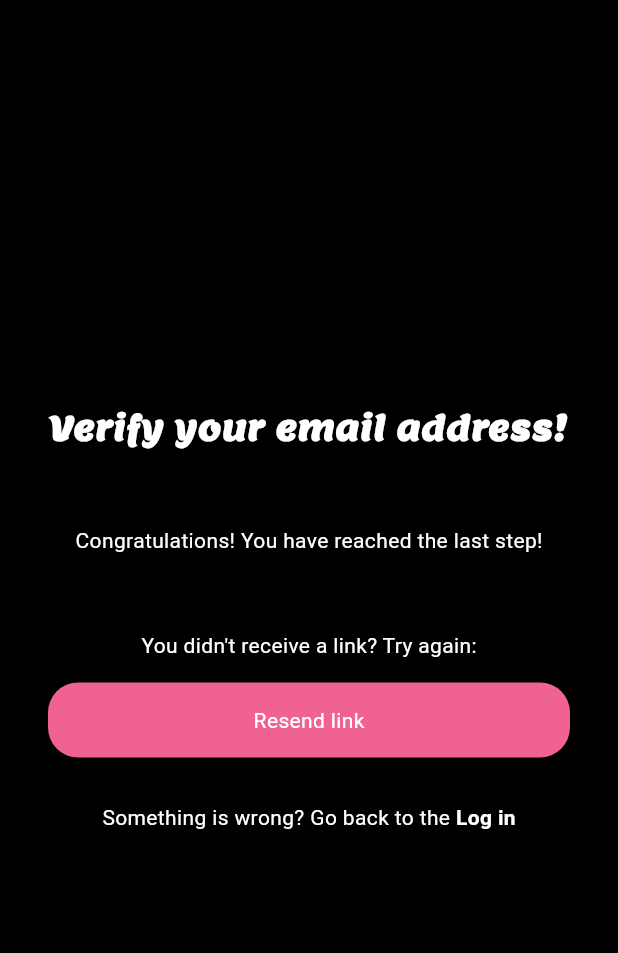
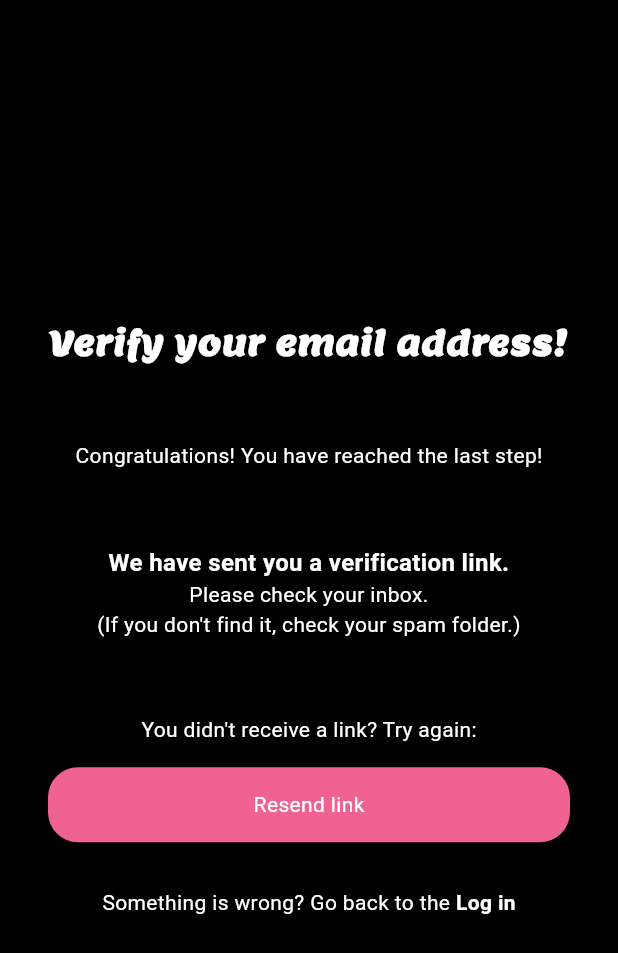
Before and after one commit to cschiappa/pets_social, a Flutter app: the EmailVerificationScreen screen opened by its route, on a phone screen of 412 x 824 dp. Shown: the top 953 px of the screen. Run offline on Flutter 3.47's test engine with Material 3 defaults, Android fonts, the phone set to English and light mode, and no system bars; our stand-ins replace cached_network_image, carousel_slider, cloud_firestore, easy_localization, firebase_auth, firebase_core and 16 more; missing offline and left inert: video_thumbnail; accounts and stored records are empty; generated files the repository leaves out were written again; project files that could hold a hidden picture were left out.

Commit message:
fixed bugs

```diff
--- a/assets/l10n/de-DE.json
+++ b/assets/l10n/de-DE.json
@@ -24,6 +24,10 @@
     "showLess": "Weniger anzeigen",
     "profileCreated": "Profil erfolgreich erstellt!",
     "tagsUpdatedSuccessfully": "Tags erfolgreich aktualisiert!",
+
+    "weSentYouVerificationLink": "Wir haben Ihnen einen Bestätigungslink gesendet.",
+    "checkYourInbox": "Bitte überprüfen Sie Ihren Posteingang.",
+    "checkYourSpamFolder": "(Wenn Sie ihn nicht finden, überprüfen Sie Ihren Spam-Ordner.)",
 
     "removePicture": "Bild entfernen",
     "areYouSureYouWantToDoThis": "Bist du sicher, dass du das tun möchtest?",
--- a/assets/l10n/en-GB.json
+++ b/assets/l10n/en-GB.json
@@ -24,6 +24,10 @@
     "showLess": "Show less",
     "profileCreated": "Profile created successfully!",
     "tagsUpdatedSuccessfully": "Tags updated successfully!",
+
+    "weSentYouVerificationLink": "We have sent you a verification link.",
+    "checkYourInbox": "Please check your inbox.",
+    "checkYourSpamFolder": "(If you don't find it, check your spam folder.)",
 
     "removePicture": "Remove Picture",
     "areYouSureYouWantToDoThis": "Are you sure you want to do this?",
--- a/assets/l10n/es-ES.json
+++ b/assets/l10n/es-ES.json
@@ -24,6 +24,10 @@
     "showLess": "Mostrar menos",
     "profileCreated": "¡Perfil creado exitosamente!",
     "tagsUpdatedSuccessfully": "¡Etiquetas actualizadas exitosamente!",
+
+    "weSentYouVerificationLink": "Te hemos enviado un enlace de verificación.",
+    "checkYourInbox": "Por favor, revisa tu bandeja de entrada.",
+    "checkYourSpamFolder": "(Si no lo encuentras, revisa tu carpeta de spam.)",
 
     "removePicture": "Eliminar imagen",
     "areYouSureYouWantToDoThis": "¿Estás seguro de que quieres hacer esto?",
--- a/assets/l10n/ko-KR.json
+++ b/assets/l10n/ko-KR.json
@@ -24,6 +24,10 @@
     "showLess": "덜 보기",
     "profileCreated": "프로필이 성공적으로 생성되었습니다!",
     "tagsUpdatedSuccessfully": "태그가 성공적으로 업데이트되었습니다!",
+
+    "weSentYouVerificationLink": "인증 링크를 보냈습니다.",
+    "checkYourInbox": "귀하의 받은 편지함을 확인하세요.",
+    "checkYourSpamFolder": "(찾지 못하면 스팸 편지함을 확인하세요.)",
 
     "removePicture": "사진 제거",
     "areYouSureYouWantToDoThis": "이 작업을 진행하시겠습니까?",
--- a/assets/l10n/pt-PT.json
+++ b/assets/l10n/pt-PT.json
@@ -24,6 +24,10 @@
     "showLess": "Mostrar menos",
     "profileCreated": "Perfil criado com sucesso!",
     "tagsUpdatedSuccessfully": "Tags atualizadas com sucesso!",
+
+    "weSentYouVerificationLink": "Foi enviado um link de verificação.",
+    "checkYourInbox": "Por favor, verifique a sua caixa de entrada.",
+    "checkYourSpamFolder": "(Se você não o encontrar, verifique a sua pasta de spam.)",
 
     "removePicture": "Remover imagem",
     "areYouSureYouWantToDoThis": "Tem a certeza de que deseja fazer isso?",
--- a/assets/l10n/ru-RU.json
+++ b/assets/l10n/ru-RU.json
@@ -24,6 +24,10 @@
     "showLess": "Показать меньше",
     "profileCreated": "Профиль успешно создан!",
     "tagsUpdatedSuccessfully": "Теги успешно обновлены!",
+
+    "weSentYouVerificationLink": "Мы отправили вам ссылку для подтверждения.",
+    "checkYourInbox": "Пожалуйста, проверьте вашу почту.",
+    "checkYourSpamFolder": "(Если вы не нашли ее, проверьте папку со спамом.)",
 
     "removePicture": "Удалить изображение",
     "areYouSureYouWantToDoThis": "Вы уверены, что хотите это сделать?",
--- a/assets/l10n/zh-CN.json
+++ b/assets/l10n/zh-CN.json
@@ -24,6 +24,10 @@
     "showLess": "显示更少",
     "profileCreated": "个人资料创建成功！",
     "tagsUpdatedSuccessfully": "标签更新成功！",
+
+    "weSentYouVerificationLink": "我们已经向您发送了一个验证链接。",
+    "checkYourInbox": "请检查您的收件箱。",
+    "checkYourSpamFolder": "(如果找不到，请检查您的垃圾邮件文件夹。)",
 
     "removePicture": "删除图片",
     "areYouSureYouWantToDoThis": "您确定要执行此操作吗？",
--- a/lib/core/widgets/text_field_input.dart
+++ b/lib/core/widgets/text_field_input.dart
@@ -12,8 +12,9 @@ class TextFieldInput extends StatefulWidget {
   final Widget? prefixIcon;
   final bool? suffixIcon;
   final List<TextInputFormatter>? inputFormatters;
+  final TextCapitalization textCapitalization;
 
-  const TextFieldInput({super.key, this.textEditingController, this.isPass = false, this.labelText, required this.textInputType, this.initialValue, this.onChanged, this.validator, this.prefixIcon, this.suffixIcon, this.inputFormatters});
+  const TextFieldInput({super.key, this.textEditingController, this.isPass = false, this.labelText, required this.textInputType, this.initialValue, this.onChanged, this.validator, this.prefixIcon, this.suffixIcon, this.inputFormatters, this.textCapitalization = TextCapitalization.none});
 
   @override
   State<TextFieldInput> createState() => _TextFieldInputState();
@@ -27,6 +28,7 @@ class _TextFieldInputState extends State<TextFieldInput> {
     final ThemeData theme = Theme.of(context);
 
     return TextFormField(
+      textCapitalization: widget.textCapitalization,
       onTapOutside: (event) {
         FocusManager.instance.primaryFocus?.unfocus();
       },
--- a/lib/features/auth/repository/auth_repository.dart
+++ b/lib/features/auth/repository/auth_repository.dart
@@ -148,4 +148,8 @@ class AuthRepository {
     AuthCredential credential = EmailAuthProvider.credential(email: user.email!, password: currentPassword);
     return await user.reauthenticateWithCredential(credential);
   }
+
+  Future<void> passwordLinkToEmail(String email) async {
+    return await _auth.sendPasswordResetEmail(email: email);
+  }
 }
--- a/lib/features/auth/screens/email_verification_screen.dart
+++ b/lib/features/auth/screens/email_verification_screen.dart
@@ -65,7 +65,25 @@ class _EmailVerificationScreenState extends ConsumerState<EmailVerificationScree
             const SizedBox(
               height: 50,
             ),
-            Text(LocaleKeys.reachedLastStep.tr()),
+            Text(
+              LocaleKeys.reachedLastStep.tr(),
+            ),
+            const SizedBox(
+              height: 50,
+            ),
+            Text(
+              LocaleKeys.weSentYouVerificationLink.tr(),
+              textAlign: TextAlign.center,
+              style: const TextStyle(fontSize: 16, fontWeight: FontWeight.bold),
+            ),
+            Text(
+              LocaleKeys.checkYourInbox.tr(),
+              textAlign: TextAlign.center,
+            ),
+            Text(
+              LocaleKeys.checkYourSpamFolder.tr(),
+              textAlign: TextAlign.center,
+            ),
             const SizedBox(
               height: 50,
             ),
--- a/lib/features/auth/screens/signup_screen.dart
+++ b/lib/features/auth/screens/signup_screen.dart
@@ -113,6 +113,8 @@ class _SignupScreenState extends ConsumerState<ConsumerStatefulWidget> {
                     //USERNAME
                     TextFieldInput(
                       labelText: LocaleKeys.username.tr(),
+                      textCapitalization: TextCapitalization.words,
+                      inputFormatters: [UpperCaseTextFormatter(), NoSpaceFormatter()],
                       textInputType: TextInputType.text,
                       textEditingController: _usernameController,
                       validator: (value) {
--- a/lib/features/profile/screens/profile_screen.dart
+++ b/lib/features/profile/screens/profile_screen.dart
@@ -370,6 +370,8 @@ class _ProfileScreenState extends ConsumerState<ProfileScreen> {
                     //USERNAME
                     TextFieldInput(
                       labelText: LocaleKeys.username.tr(),
+                      textCapitalization: TextCapitalization.words,
+                      inputFormatters: [UpperCaseTextFormatter(), NoSpaceFormatter()],
                       textInputType: TextInputType.text,
                       initialValue: profile.username,
                       onChanged: ref.read(userProvider.notifier).updateUsername,
--- a/lib/features/search/search_screen.dart
+++ b/lib/features/search/search_screen.dart
@@ -140,9 +140,7 @@ class _SearchScreenState extends ConsumerState<SearchScreen> {
                       }
 
                       return MasonryGridView.builder(
-                        //shrinkWrap: true,
                         itemCount: postsState.length,
-                        //cacheExtent: 1000,
                         cacheExtent: 3000,
                         itemBuilder: (context, index) {
                           ModelPost postIndex = postsState[index];
```
Also changed, not shown: lib/core/utils/utils.dart (+31 -0 lines), lib/features/auth/controller/auth_controller.dart (+7 -0 lines), lib/features/auth/screens/forgot_password_page.dart (+35 -50 lines), lib/features/feed/feed_screen.dart (+14 -19 lines), lib/features/post/widgets/post_card.dart (+4 -3 lines), lib/features/profile/screens/settings/profile_settings.dart (+8 -8 lines), lib/core/utils/language.g.dart, 1 other file.
